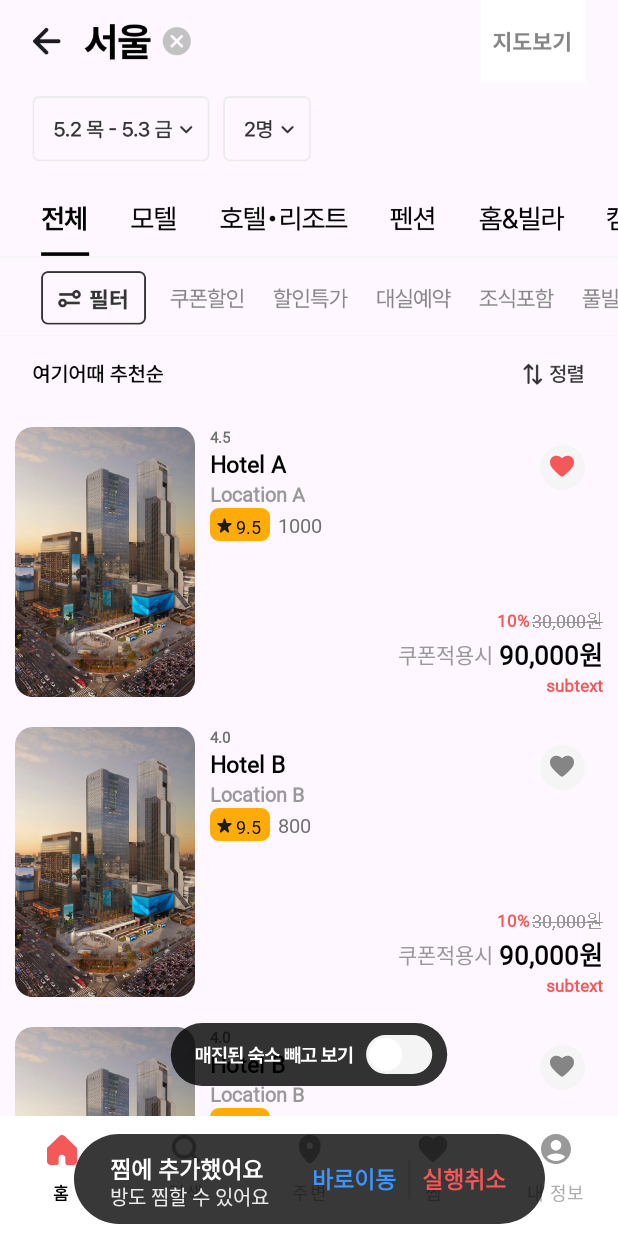
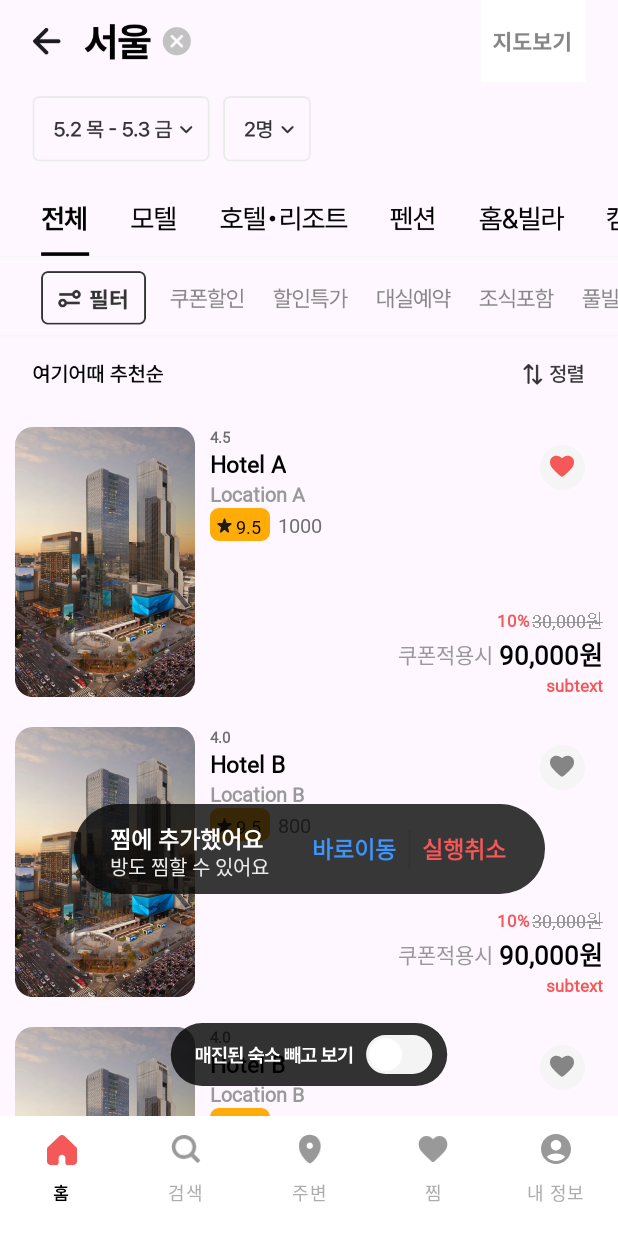
Before and after one commit to NOW-SOPT-APP1-YeogiEottae/YeogiEottae-Android, an Android app: the SearchFragment screen opened through its navigation route, after a tap on an icon or button, on a phone screen of 412 x 824 dp. Run offline under Robolectric (Android 15) with nearby library versions, the phone set to English and light mode, and no system bars; our stand-ins replace navigation-ui.

Commit message:
[Fix] 커스텀 스낵바 위치 수정

```diff
--- a/app/src/main/java/com/sopt/yeogieottae/ui/search/SearchViewHolder.kt
+++ b/app/src/main/java/com/sopt/yeogieottae/ui/search/SearchViewHolder.kt
@@ -70,7 +70,7 @@ class SearchViewHolder(private val binding: ItemHotelListBinding) :
 
         val snackBarLayout = this.view as Snackbar.SnackbarLayout
         snackBarLayout.apply {
-            setPadding(0, 0, 0, 0)
+            setPadding(0, 0, 0, 330)
             removeAllViews()
             addView(customLayout)
 
@@ -87,7 +87,7 @@ class SearchViewHolder(private val binding: ItemHotelListBinding) :
 
         val snackBarLayout = this.view as Snackbar.SnackbarLayout
         snackBarLayout.apply {
-            setPadding(0, 0, 0, 0)
+            setPadding(0, 0, 0, 300)
             removeAllViews()
             addView(customLayout)
 
```
